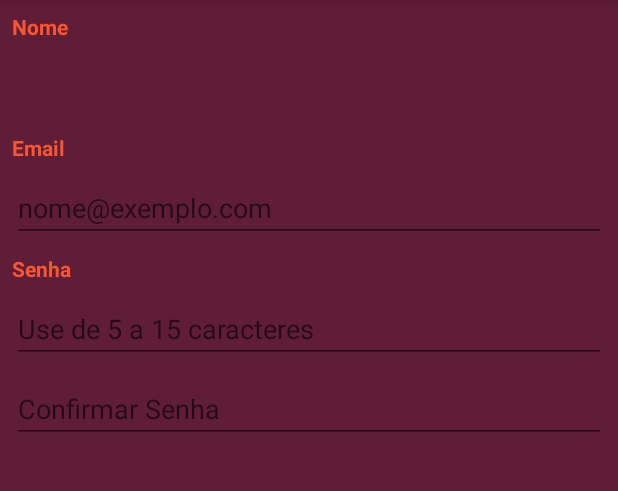
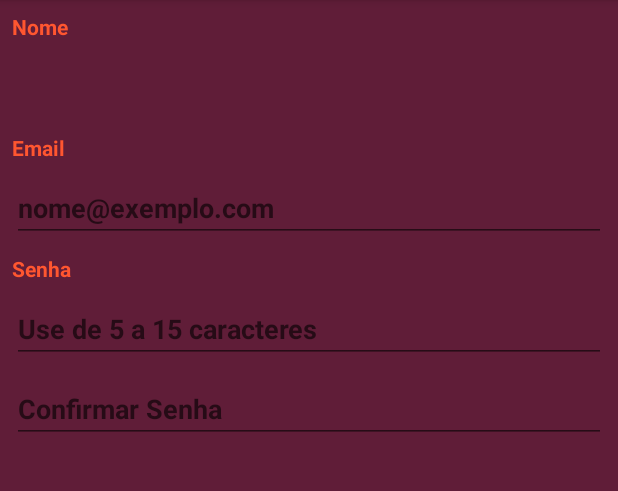
Before and after one commit to notmarinho/BilangoMarket, an Android app: the Cadastro screen opened directly, with no data from a screen before it, on a phone screen of 412 x 824 dp, the part 84-575 px from its top. Run offline under Robolectric (Android 15) with nearby library versions, the light colour scheme and no system bars.

Commit message:
LayoutTweaks

```diff
--- a/app/src/main/res/layout/activity_cadastro.xml
+++ b/app/src/main/res/layout/activity_cadastro.xml
@@ -17,6 +17,7 @@
         android:ems="10"
         android:inputType="textPersonName"
         android:textAlignment="textStart"
+        android:textColor="@color/colorAccent2"
         app:layout_constraintEnd_toEndOf="parent"
         app:layout_constraintHorizontal_bias="0.0"
         app:layout_constraintStart_toStartOf="parent"
@@ -33,6 +34,8 @@
         android:hint="nome@exemplo.com"
         android:inputType="textEmailAddress"
         android:textAlignment="textStart"
+        android:textColor="@color/colorAccent2"
+        android:textStyle="bold"
         app:layout_constraintEnd_toEndOf="parent"
         app:layout_constraintHorizontal_bias="0.0"
         app:layout_constraintStart_toStartOf="parent"
@@ -49,6 +52,8 @@
         android:hint="Use de 5 a 15 caracteres"
         android:inputType="textPassword"
         android:textAlignment="viewStart"
+        android:textColor="@color/colorAccent2"
+        android:textStyle="bold"
         app:layout_constraintEnd_toEndOf="parent"
         app:layout_constraintHorizontal_bias="0.0"
         app:layout_constraintStart_toStartOf="parent"
@@ -65,6 +70,8 @@
         android:hint="Confirmar Senha"
         android:inputType="textPassword"
         android:textAlignment="textStart"
+        android:textColor="@color/colorAccent2"
+        android:textStyle="bold"
         app:layout_constraintEnd_toEndOf="parent"
         app:layout_constraintHorizontal_bias="0.0"
         app:layout_constraintStart_toStartOf="parent"
--- a/app/src/main/res/layout/activity_lista_usuarios.xml
+++ b/app/src/main/res/layout/activity_lista_usuarios.xml
@@ -16,6 +16,7 @@
         android:layout_marginStart="8dp"
         android:layout_marginEnd="8dp"
         android:layout_marginBottom="8dp"
+        android:cacheColorHint="@color/colorAccent2"
         app:layout_constraintBottom_toBottomOf="parent"
         app:layout_constraintEnd_toEndOf="parent"
         app:layout_constraintHorizontal_bias="0.0"
```
